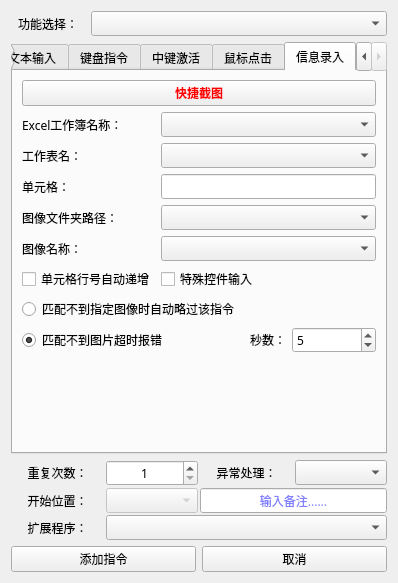
FsterThanLight/automatic_clicker_2, file 窗体/navigation.ui: the form before one commit.
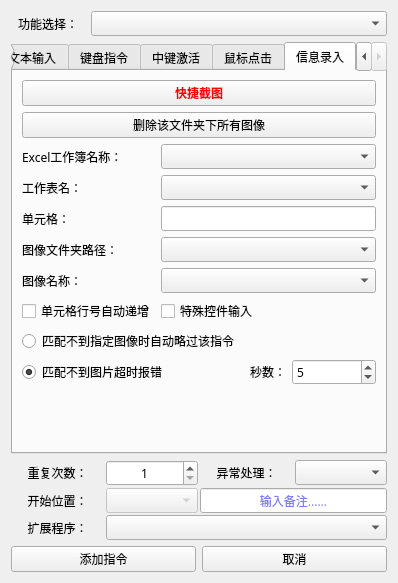
The form after the commit. The open tabs and pages were chosen to show the change. Icons and pictures are not drawn.

Diff of the .ui file:
```diff
--- a/窗体/navigation.ui
+++ b/窗体/navigation.ui
@@ -1532,77 +1532,77 @@
       <layout class="QVBoxLayout" name="verticalLayout_18">
        <item>
         <layout class="QGridLayout" name="gridLayout_7">
-         <item row="2" column="0">
-          <widget class="QLabel" name="label_38">
-           <property name="text">
-            <string>工作表名：</string>
-           </property>
-          </widget>
-         </item>
-         <item row="2" column="1">
-          <widget class="QComboBox" name="comboBox_13"/>
-         </item>
-         <item row="6" column="0">
+         <item row="8" column="0">
           <widget class="QCheckBox" name="checkBox_3">
            <property name="text">
             <string>单元格行号自动递增</string>
            </property>
           </widget>
          </item>
-         <item row="1" column="1">
-          <widget class="QComboBox" name="comboBox_12">
-           <property name="sizeAdjustPolicy">
-            <enum>QComboBox::AdjustToContents</enum>
+         <item row="3" column="0">
+          <widget class="QLabel" name="label_37">
+           <property name="text">
+            <string>Excel工作簿名称：</string>
            </property>
           </widget>
          </item>
-         <item row="5" column="1">
-          <widget class="QComboBox" name="comboBox_15"/>
-         </item>
          <item row="5" column="0">
+          <widget class="QLabel" name="label_39">
+           <property name="text">
+            <string>单元格：</string>
+           </property>
+          </widget>
+         </item>
+         <item row="8" column="1">
+          <widget class="QCheckBox" name="checkBox_4">
+           <property name="text">
+            <string>特殊控件输入</string>
+           </property>
+          </widget>
+         </item>
+         <item row="4" column="0">
+          <widget class="QLabel" name="label_38">
+           <property name="text">
+            <string>工作表名：</string>
+           </property>
+          </widget>
+         </item>
+         <item row="7" column="0">
           <widget class="QLabel" name="label_41">
            <property name="text">
             <string>图像名称：</string>
            </property>
           </widget>
          </item>
-         <item row="4" column="0">
+         <item row="3" column="1">
+          <widget class="QComboBox" name="comboBox_12">
+           <property name="sizeAdjustPolicy">
+            <enum>QComboBox::AdjustToContents</enum>
+           </property>
+          </widget>
+         </item>
+         <item row="6" column="0">
           <widget class="QLabel" name="label_40">
            <property name="text">
             <string>图像文件夹路径：</string>
            </property>
           </widget>
          </item>
-         <item row="4" column="1">
+         <item row="6" column="1">
           <widget class="QComboBox" name="comboBox_14">
            <property name="sizeAdjustPolicy">
             <enum>QComboBox::AdjustToContents</enum>
            </property>
           </widget>
          </item>
-         <item row="3" column="0">
-          <widget class="QLabel" name="label_39">
-           <property name="text">
-            <string>单元格：</string>
-           </property>
-          </widget>
-         </item>
-         <item row="3" column="1">
+         <item row="5" column="1">
           <widget class="QLineEdit" name="lineEdit_4"/>
          </item>
-         <item row="1" column="0">
-          <widget class="QLabel" name="label_37">
-           <property name="text">
-            <string>Excel工作簿名称：</string>
-           </property>
-          </widget>
+         <item row="4" column="1">
+          <widget class="QComboBox" name="comboBox_13"/>
          </item>
-         <item row="6" column="1">
-          <widget class="QCheckBox" name="checkBox_4">
-           <property name="text">
-            <string>特殊控件输入</string>
-           </property>
-          </widget>
+         <item row="7" column="1">
+          <widget class="QComboBox" name="comboBox_15"/>
          </item>
          <item row="0" column="0" colspan="2">
           <widget class="QPushButton" name="pushButton_5">
@@ -1655,6 +1655,13 @@
            </property>
           </widget>
          </item>
+         <item row="2" column="0" colspan="2">
+          <widget class="QPushButton" name="pushButton_8">
+           <property name="text">
+            <string>删除该文件夹下所有图像</string>
+           </property>
+          </widget>
+         </item>
         </layout>
        </item>
        <item>
```
Left out of the diff: 13 changed lines with no effect on the pictures. Lines whose indentation alone changed are shown as unchanged.
